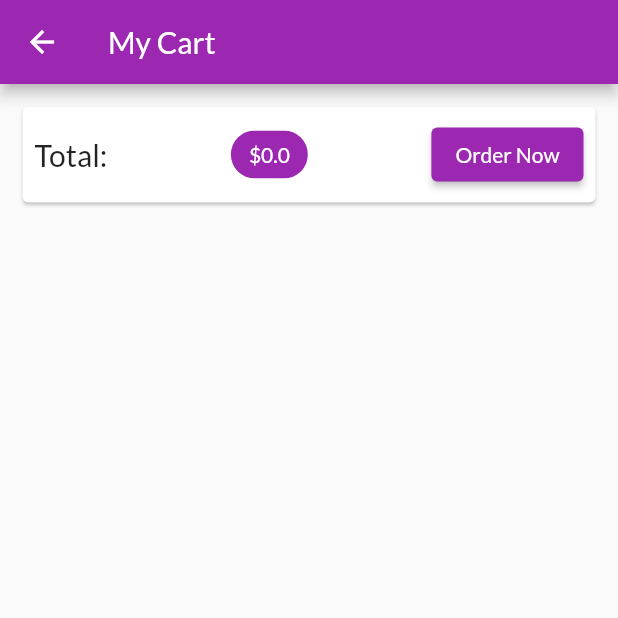
After one commit to MohamedTwfiek-7/Shopping-App, a Flutter app: the CartScreen screen opened by its route, on a phone screen of 412 x 824 dp, the top half of it. The commit adds this screen. Run offline on Flutter 3.47's test engine with Material 2 defaults, Android fonts, the phone set to English and light mode, and no system bars; missing offline and left inert: dart:ffi; network calls fail.

Commit message:
add shopping cart screen with the list of the shopping items and the total

```diff
--- a/lib/models/cart.dart
+++ b/lib/models/cart.dart
@@ -21,15 +21,24 @@ class Cart with ChangeNotifier {
     return {..._items}; //copy form the map (pointer)
   }
 
-  int get itemsCount{
+  int get itemsCount {
     return _items.length; //copy form the list (pointer)
+  }
+
+  double get totalAmount {
+    double total = 0.0;
+    _items.forEach((key, cart) {
+      total += cart.price * cart.quantity;
+    });
+    return total;
   }
 
   void addItem(String productId, String title, double price) {
     if (_items.containsKey(productId)) {
       _items.update(
           productId,
-          (oldValue) => CartItem(
+              (oldValue) =>
+              CartItem(
                 id: oldValue.id,
                 title: oldValue.title,
                 price: oldValue.price,
@@ -38,12 +47,13 @@ class Cart with ChangeNotifier {
     } else {
       _items.putIfAbsent(
         productId,
-        () => CartItem(
-          id: DateTime.now().toString(),
-          title: title,
-          price: price,
-          quantity: 1,
-        ),
+            () =>
+            CartItem(
+              id: DateTime.now().toString(),
+              title: title,
+              price: price,
+              quantity: 1,
+            ),
       );
     }
     notifyListeners();
--- /dev/null
+++ b/lib/screens/cart_screen.dart
@@ -0,0 +1,61 @@
+import 'package:flutter/material.dart';
+import 'package:provider/provider.dart';
+import '../models/cart.dart' show Cart;
+import '../widgets/cart_item.dart';
+
+class CartScreen extends StatelessWidget {
+  static const routeName = '/cart';
+
+  @override
+  Widget build(BuildContext context) {
+    final cart = Provider.of<Cart>(context);
+    return Scaffold(
+      appBar: AppBar(
+        title: Text('My Cart'),
+      ),
+      body: Column(
+        children: [
+          Card(
+            margin: EdgeInsets.all(15),
+            child: Padding(
+              padding: EdgeInsets.all(8),
+              child: Row(
+                mainAxisAlignment: MainAxisAlignment.spaceBetween,
+                children: [
+                  Text(
+                    'Total:',
+                    style: TextStyle(fontSize: 20),
+                  ),
+                  Chip(
+                    label: Text(
+                      '\$${cart.totalAmount}',
+                      style: TextStyle(color: Colors.white),
+                    ),
+                    backgroundColor: Theme.of(context).primaryColor,
+                  ),
+                  ElevatedButton(
+                    onPressed: () {},
+                    child: Text('Order Now'),
+                  )
+                ],
+              ),
+            ),
+          ),
+          SizedBox(
+            height: 10,
+          ),
+          Expanded(
+              child: ListView.builder(
+            itemCount: cart.itemsCount,
+            itemBuilder: (ctx, inx) => CartItem(
+              id: cart.items.values.toList()[inx].id,
+              title: cart.items.values.toList()[inx].title,
+              quantity: cart.items.values.toList()[inx].quantity,
+              price: cart.items.values.toList()[inx].price,
+            ),
+          ))
+        ],
+      ),
+    );
+  }
+}
--- a/lib/screens/product_detail_screen.dart
+++ b/lib/screens/product_detail_screen.dart
@@ -6,7 +6,7 @@ class ProductDetailScreen extends StatelessWidget {
   // String title;
   // ProductDetailScreen(this.title);
 
-  static const RouteName = '/product-detail';
+  static const routeName = '/product-detail';
   @override
   Widget build(BuildContext context) {
     final productID = ModalRoute.of(context)!.settings.arguments as String;
--- a/lib/screens/products_overview_screen.dart
+++ b/lib/screens/products_overview_screen.dart
@@ -3,6 +3,7 @@ import 'package:shop_app/widgets/badge.dart';
 import 'package:shop_app/widgets/product_grid.dart';
 import '../models/cart.dart';
 import 'package:provider/provider.dart';
+import './cart_screen.dart';
 
 enum FilterOptions {
   favorites,
@@ -51,7 +52,9 @@ class _ProductOverviewScreenState extends State<ProductOverviewScreen> {
               value: cart.itemsCount.toString(),
             ),
             child: IconButton(
-              icon: Icon(Icons.shopping_cart), onPressed: () {  },
+              icon: Icon(Icons.shopping_cart), onPressed: () {
+                Navigator.pushNamed(context, CartScreen.routeName);
+            },
             ),
           ),
         ],
--- a/lib/widgets/product_item.dart
+++ b/lib/widgets/product_item.dart
@@ -20,7 +20,7 @@ class ProdectItem extends StatelessWidget {
       child: GridTile(
         child: GestureDetector(
           onTap: () {
-            Navigator.of(context).pushNamed(ProductDetailScreen.RouteName, arguments: product.id);
+            Navigator.of(context).pushNamed(ProductDetailScreen.routeName, arguments: product.id);
           },
           child: Image.network(
             product.imageUrl,
```
Also changed, not shown: lib/main.dart (+8 -3 lines), lib/widgets/cart_item.dart (added, +35 -0 lines).
